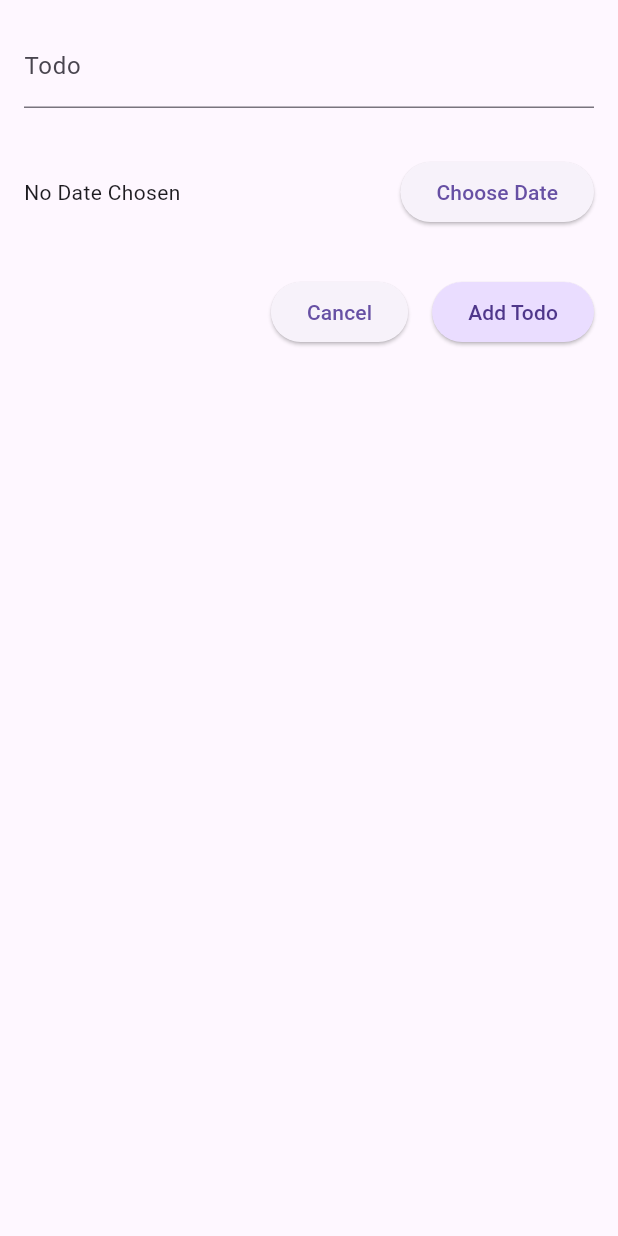
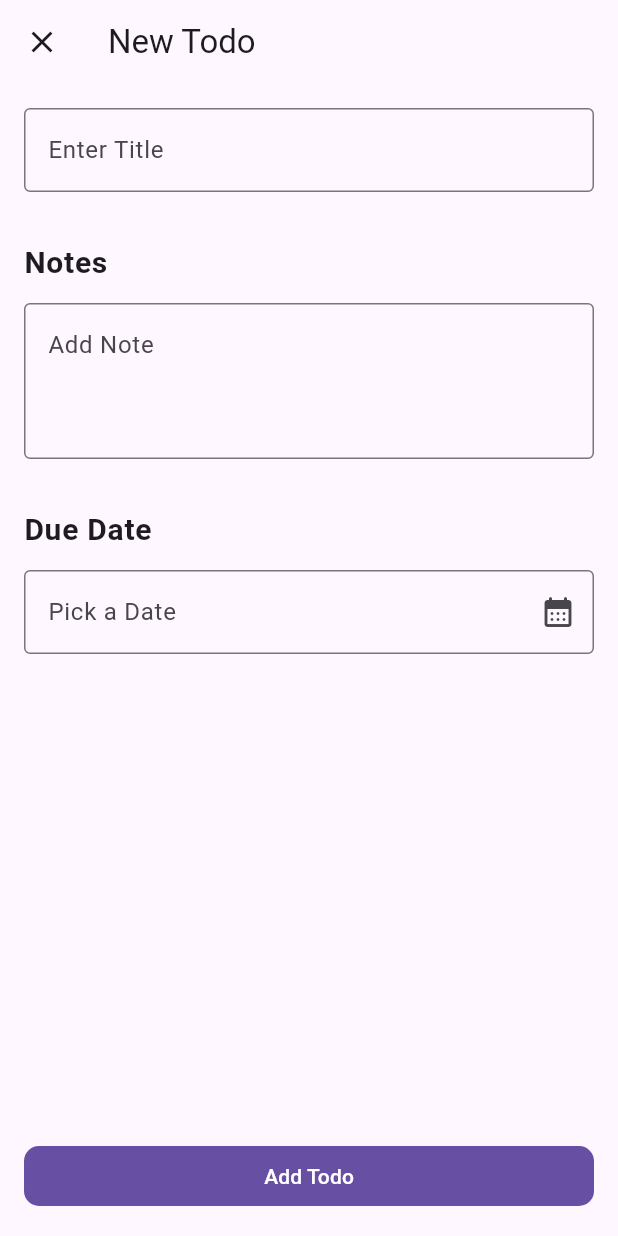
Before and after one commit to ErroredPasta/flutter-todo-app, a Flutter app: the TodoAddScreen screen opened directly, on a phone screen of 412 x 824 dp. Run offline on Flutter 3.47's test engine with Material 3 defaults, Android fonts, the phone set to English and light mode, and no system bars; our stand-ins replace flutter_riverpod, freezed_annotation, riverpod_annotation, sqflite; accounts and stored records are empty; generated files the repository leaves out were written again.

Commit message:
feature: updated add screen ui

```diff
--- a/lib/ui/screen/todo_add/todo_add_screen.dart
+++ b/lib/ui/screen/todo_add/todo_add_screen.dart
@@ -1,15 +1,20 @@
 import 'package:flutter/material.dart';
 import 'package:flutter_riverpod/flutter_riverpod.dart';
 import 'package:todo_app/domain/model/todo.dart';
+import 'package:todo_app/ui/component/rounded_rectangle_button.dart';
 import 'package:todo_app/ui/screen/todo_list_controller.dart';
 import 'package:todo_app/ui/util/date_time_formatter.dart';
 import 'package:uuid/v4.dart';
 
-final _todoInput = StateProvider.autoDispose<String>(
+final _todoTitle = StateProvider.autoDispose<String>(
   (ref) => '',
 );
 
-final _selectedDateProvider = StateProvider.autoDispose<DateTime?>(
+final _todoNote = StateProvider.autoDispose<String>(
+  (ref) => '',
+);
+
+final _todoDateTime = StateProvider.autoDispose<DateTime?>(
   (ref) => null,
 );
 
@@ -19,76 +24,161 @@ class TodoAddScreen extends ConsumerWidget {
   @override
   Widget build(BuildContext context, WidgetRef ref) {
     final todoController = ref.read(todoListControllerProvider.notifier);
-    final selectedDate = ref.watch(_selectedDateProvider);
-    final todoInput = ref.watch(_todoInput);
+    final todoTitle = ref.watch(_todoTitle);
+    final todoNote = ref.watch(_todoNote);
+    final todoDateTime = ref.watch(_todoDateTime);
 
     return Scaffold(
+      appBar: AppBar(
+        leading: IconButton(
+          onPressed: () => Navigator.of(context).pop(),
+          icon: const Icon(Icons.close),
+        ),
+        title: const Text('New Todo'),
+      ),
       body: Padding(
         padding: const EdgeInsets.all(16.0),
         child: Column(
           crossAxisAlignment: CrossAxisAlignment.start,
           children: [
-            TextField(
+            TextFormField(
               decoration: const InputDecoration(
-                labelText: 'Todo',
+                hintText: 'Enter Title',
+                border: OutlineInputBorder(),
               ),
-              onChanged: (value) => ref.read(_todoInput.notifier).state = value,
+              onChanged: (value) => ref.read(_todoTitle.notifier).state = value,
             ),
-            const SizedBox(height: 32.0),
-            Row(
-              children: [
-                Text(
-                  selectedDate == null
-                      ? 'No Date Chosen'
-                      : formatDateTime(selectedDate),
-                ),
-                const Spacer(),
-                if (selectedDate != null)
-                  ElevatedButton(
-                    onPressed: () =>
-                        ref.read(_selectedDateProvider.notifier).state = null,
-                    child: const Text('Delete Date'),
-                  ),
-                const SizedBox(
-                  width: 16,
-                ),
-                ElevatedButton(
-                  onPressed: () => _pickDateTime(context, ref),
-                  child: const Text('Choose Date'),
-                ),
-              ],
-            ),
-            const SizedBox(height: 32.0),
-            Row(
-              mainAxisAlignment: MainAxisAlignment.end,
-              children: [
-                ElevatedButton(
-                  onPressed: () {
-                    Navigator.of(context).pop();
-                  },
-                  child: const Text('Cancel'),
-                ),
-                const SizedBox(
-                  width: 16,
-                ),
-                ElevatedButton(
-                  onPressed: () {
-                    _submitTodo(todoInput, selectedDate, todoController);
-                    Navigator.of(context).pop();
-                  },
-                  style: ElevatedButton.styleFrom(
-                    backgroundColor:
-                        Theme.of(context).colorScheme.primaryContainer,
-                    foregroundColor:
-                        Theme.of(context).colorScheme.onPrimaryContainer,
-                  ),
-                  child: const Text('Add Todo'),
-                )
-              ],
+            const SizedBox(height: 32),
+            const AddScreenNoteSection(),
+            const SizedBox(height: 32),
+            const AddScreenDateTimeSection(),
+            const Spacer(),
+            SizedBox(
+              width: double.infinity,
+              child: FilledButton(
+                style: roundedRectangleButtonStyle,
+                onPressed: () {
+                  _submitTodo(
+                    todoTitle,
+                    todoNote,
+                    todoDateTime,
+                    todoController,
+                  );
+                  Navigator.of(context).pop();
+                },
+                child: const Text('Add Todo'),
+              ),
             ),
           ],
         ),
       ),
+    );
+  }
+
+  void _submitTodo(
+    String title,
+    String note,
+    DateTime? dateTime,
+    TodoListController controller,
+  ) {
+    controller.addTodo(Todo(
+      id: const UuidV4().generate(),
+      title: title,
+      note: note.isEmpty ? null : note,
+      dateTime: dateTime,
+    ));
+  }
+}
+
+class AddScreenNoteSection extends ConsumerWidget {
+  const AddScreenNoteSection({super.key});
+
+  @override
+  Widget build(BuildContext context, WidgetRef ref) {
+    return Column(
+      crossAxisAlignment: CrossAxisAlignment.start,
+      children: [
+        Text(
+          'Notes',
+          style: Theme.of(context)
+              .textTheme
+              .bodyLarge!
+              .copyWith(fontWeight: FontWeight.bold, fontSize: 20),
+        ),
+        const SizedBox(
+          height: 12,
+        ),
+        TextFormField(
+          minLines: 3,
+          maxLines: 6,
+          decoration: const InputDecoration(
+            hintText: 'Add Note',
+            border: OutlineInputBorder(),
+          ),
+          onChanged: (value) => ref.read(_todoNote.notifier).state = value,
+        ),
+      ],
+    );
+  }
+}
+
+class AddScreenDateTimeSection extends ConsumerStatefulWidget {
+  const AddScreenDateTimeSection({super.key});
+
+  @override
+  ConsumerState<ConsumerStatefulWidget> createState() {
+    return _AddScreenDateTimeSectionState();
+  }
+}
+
+class _AddScreenDateTimeSectionState
+    extends ConsumerState<AddScreenDateTimeSection> {
+  final _controller = TextEditingController();
+
+  @override
+  void dispose() {
+    _controller.dispose();
+    super.dispose();
+  }
+
+  @override
+  Widget build(BuildContext context) {
+    final todoDateTime = ref.watch(_todoDateTime);
+
+    if (todoDateTime != null) _controller.text = formatDateTime(todoDateTime);
+
+    return Column(
+      crossAxisAlignment: CrossAxisAlignment.start,
+      children: [
+        Text(
+          'Due Date',
+          style: Theme.of(context)
+              .textTheme
+              .bodyLarge!
+              .copyWith(fontWeight: FontWeight.bold, fontSize: 20),
+        ),
+        const SizedBox(
+          height: 12,
+        ),
+        TextFormField(
+          readOnly: true,
+          controller: _controller,
+          decoration: InputDecoration(
+            hintText: 'Pick a Date',
+            border: const OutlineInputBorder(),
+            suffixIcon: todoDateTime == null
+                ? IconButton(
+                    icon: const Icon(Icons.calendar_month_rounded),
+                    onPressed: () => _pickDateTime(context, ref),
+                  )
+                : IconButton(
+                    icon: const Icon(Icons.delete),
+                    onPressed: () =>
+                        ref.read(_todoDateTime.notifier).state = null,
+                  ),
+          ),
+        ),
+      ],
     );
   }
 
@@ -109,21 +199,9 @@ class TodoAddScreen extends ConsumerWidget {
 
     if (pickedDate == null || pickedTime == null) return;
 
-    ref.read(_selectedDateProvider.notifier).state = pickedDate.add(Duration(
+    ref.read(_todoDateTime.notifier).state = pickedDate.add(Duration(
       hours: pickedTime.hour,
       minutes: pickedTime.minute,
     ));
   }
-
-  void _submitTodo(
-    String todo,
-    DateTime? dateTime,
-    TodoListController controller,
-  ) {
-    controller.addTodo(Todo(
-      id: const UuidV4().generate(),
-      title: todo,
-      dateTime: dateTime,
-    ));
-  }
 }
```
